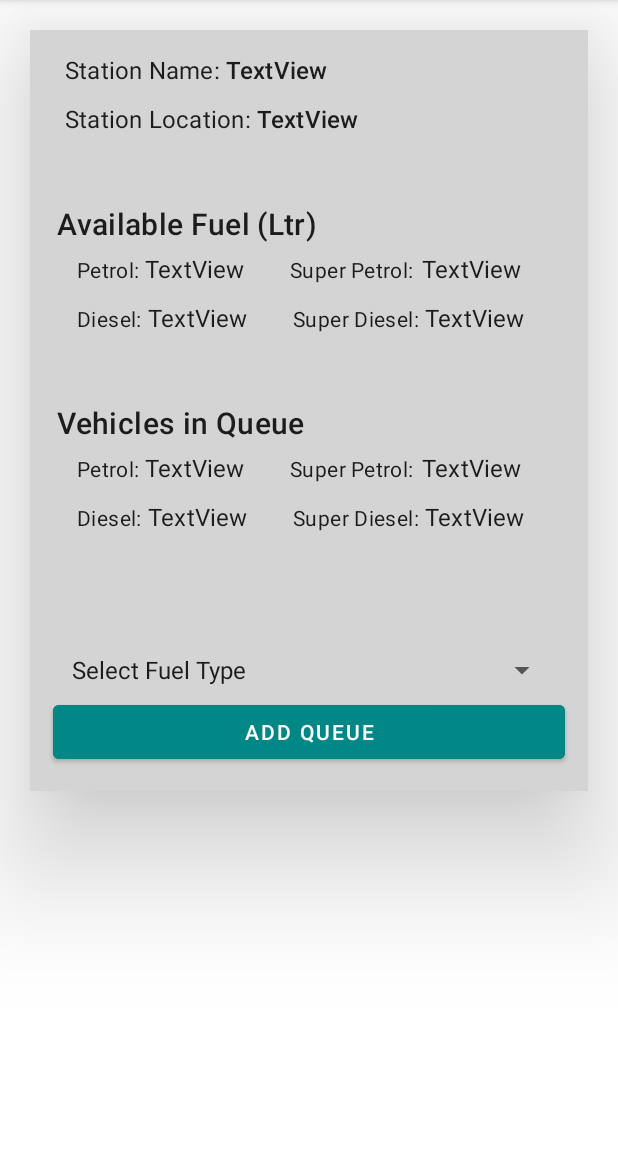
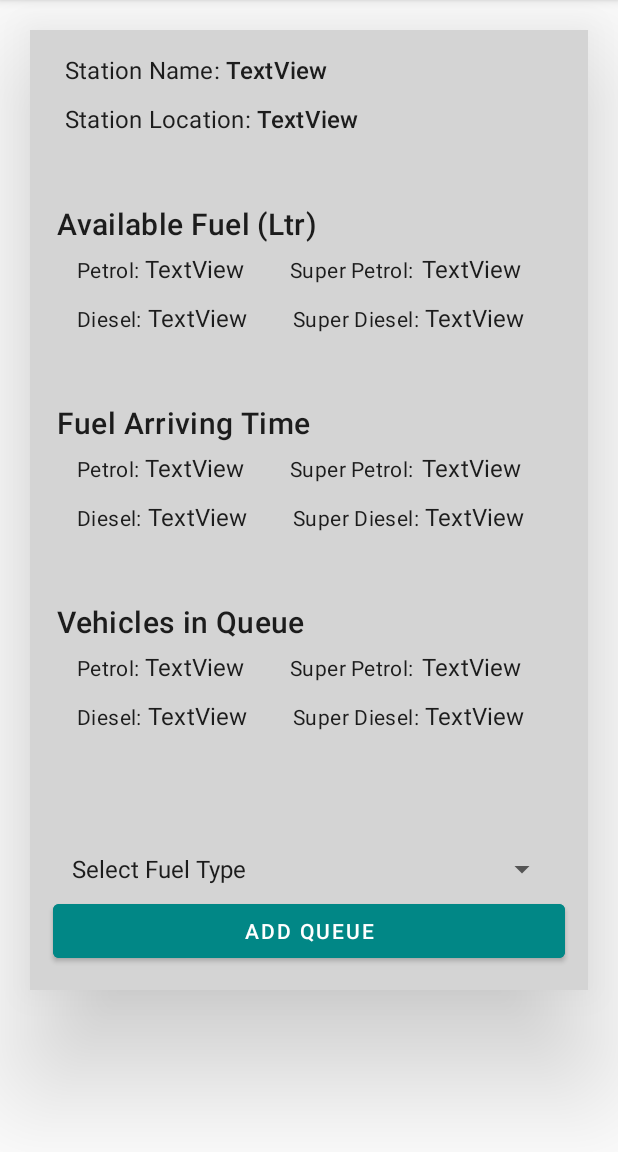
Before and after one commit to DevEngineers/EAD-EcoGas-Mobile, an Android app: the DetailStation screen opened directly, with no data from a screen before it, on a phone screen of 412 x 824 dp, the part 84-1236 px from its top. Run offline under Robolectric (Android 15) with nearby library versions, the phone set to English and light mode, and no system bars; 1 statement that could not run was skipped.

Commit message:
added fuel arriving time in Station details user view page

```diff
--- a/app/src/main/java/com/example/ecogas/DetailStation.java
+++ b/app/src/main/java/com/example/ecogas/DetailStation.java
@@ -44,6 +44,7 @@ public class DetailStation extends AppCompatActivity {
     String fuelName;
     String stationID;
     TextView StName,StLocation,StPetrol92A,StPetrol95A,StDieselA,StSDieselA,StPetrol92Q,StPetrol95Q,StDieselQ,StSDieselQ;
+    TextView StPetrol92Arriving,StPetrol95Arriving,StDieselArriving,StSDieselArriving;
 
     @Override
     protected void onCreate(Bundle savedInstanceState)
@@ -62,6 +63,10 @@ public class DetailStation extends AppCompatActivity {
         StPetrol95Q = (TextView) findViewById(R.id.stPetrol95TextQ);
         StDieselQ = (TextView) findViewById(R.id.stDieselTextQ);
         StSDieselQ = (TextView) findViewById(R.id.stSDieselTextQ);
+        StPetrol92Arriving = (TextView) findViewById(R.id.stPetrol92TextArriving);
+        StPetrol95Arriving = (TextView) findViewById(R.id.stPetrol95TextArriving);
+        StDieselArriving = (TextView) findViewById(R.id.stDieselTextArriving);
+        StSDieselArriving = (TextView) findViewById(R.id.stSDieselTextArriving);
 
         Bundle bundle = getIntent().getExtras();
         stID = bundle.getString("id");
@@ -98,14 +103,29 @@ public class DetailStation extends AppCompatActivity {
                     stationID = station.getId();
                     StName.setText(station.getStationName());
                     StLocation.setText(station.getLocation());
-                    StPetrol92A.setText(station.getFuel().get(0).getCapacity());
-                    StPetrol95A.setText(station.getFuel().get(1).getCapacity());
-                    StDieselA.setText(station.getFuel().get(2).getCapacity());
-                    StSDieselA.setText(station.getFuel().get(3).getCapacity());
                     StPetrol92Q.setText(String.valueOf(station.getPetrolQueue()));
                     StPetrol95Q.setText(String.valueOf(station.getSuperPetrolQueue()));
                     StDieselQ.setText(String.valueOf(station.getDieselQueue()));
                     StSDieselQ.setText(String.valueOf(station.getSuperDieselQueue()));
+
+                    for (Fuel feul:station.getFuel()){
+                        if(feul.getFuelName().equals("Petrol")){
+                            StPetrol92A.setText(feul.getCapacity());
+                            StPetrol92Arriving.setText(feul.getArrivalTime());
+                        } else if(feul.getFuelName().equals("SuperPetrol")){
+                            StPetrol95A.setText(feul.getCapacity());
+                            StPetrol95Arriving.setText(feul.getArrivalTime());
+                        }
+                        else if(feul.getFuelName().equals("Diesel")){
+                            StDieselA.setText(feul.getCapacity());
+                            StDieselArriving.setText(feul.getArrivalTime());
+                        }
+                        else if(feul.getFuelName().equals("SuperDiesel")){
+                            StSDieselA.setText(feul.getCapacity());
+                            StSDieselArriving.setText(feul.getArrivalTime());
+                        }
+                    }
+
                 }
             }
             @Override
--- a/app/src/main/res/layout/station_detail_layout.xml
+++ b/app/src/main/res/layout/station_detail_layout.xml
@@ -155,6 +155,98 @@
     </LinearLayout>
 
     <LinearLayout
+        android:id="@+id/stFuelArrivingLayout"
+        android:layout_width="match_parent"
+        android:layout_height="wrap_content"
+        android:layout_margin="10dp"
+        android:orientation="vertical">
+        <TextView
+            android:id="@+id/textViewArrivingFuel"
+            android:layout_width="wrap_content"
+            android:layout_height="wrap_content"
+            android:layout_marginStart="8dp"
+            android:layout_marginTop="20dp"
+            android:text="@string/fuel_arriving_time"
+            style="@style/TextAppearance.MaterialComponents.Headline6" />
+        <LinearLayout
+            android:layout_width="match_parent"
+            android:layout_height="wrap_content"
+            android:layout_margin="5dp"
+            android:orientation="horizontal">
+            <TextView
+                android:id="@+id/stPetrol92Arriving"
+                android:layout_width="wrap_content"
+                android:layout_height="wrap_content"
+                android:layout_marginStart="16dp"
+                android:text="@string/petrol_92"
+                style="@style/TextAppearance.MaterialComponents.Body2"
+                android:textAlignment="textStart" />
+            <TextView
+                android:id="@+id/stPetrol92TextArriving"
+                android:layout_width="wrap_content"
+                android:layout_height="wrap_content"
+                android:layout_marginStart="4dp"
+                android:text="@string/textview"
+                android:textSize="16sp"
+                style="@style/TextAppearance.MaterialComponents.Subtitle1"/>
+            <TextView
+                android:id="@+id/stPetrol95Arriving"
+                android:layout_width="wrap_content"
+                android:layout_height="wrap_content"
+                android:layout_marginStart="30dp"
+                android:text="@string/petrol_95"
+                style="@style/TextAppearance.MaterialComponents.Body2"
+                android:textAlignment="textStart" />
+            <TextView
+                android:id="@+id/stPetrol95TextArriving"
+                android:layout_width="wrap_content"
+                android:layout_height="wrap_content"
+                android:layout_marginStart="5dp"
+                android:text="@string/textview"
+                android:textSize="16sp"
+                style="@style/TextAppearance.MaterialComponents.Subtitle1"/>
+        </LinearLayout>
+        <LinearLayout
+            android:layout_width="match_parent"
+            android:layout_height="wrap_content"
+            android:layout_margin="5dp"
+            android:orientation="horizontal">
+            <TextView
+                android:id="@+id/stDieselArriving"
+                android:layout_width="wrap_content"
+                android:layout_height="wrap_content"
+                android:layout_marginStart="16dp"
+                android:text="@string/diesel"
+                style="@style/TextAppearance.MaterialComponents.Body2"
+                android:textAlignment="textStart" />
+            <TextView
+                android:id="@+id/stDieselTextArriving"
+                android:layout_width="wrap_content"
+                android:layout_height="wrap_content"
+                android:layout_marginStart="4dp"
+                android:text="@string/textview"
+                android:textSize="16sp"
+                style="@style/TextAppearance.MaterialComponents.Subtitle1"/>
+            <TextView
+                android:id="@+id/stSDieselArriving"
+                android:layout_width="wrap_content"
+                android:layout_height="wrap_content"
+                android:layout_marginStart="30dp"
+                android:text="@string/superDiesel"
+                style="@style/TextAppearance.MaterialComponents.Body2"
+                android:textAlignment="textStart" />
+            <TextView
+                android:id="@+id/stSDieselTextArriving"
+                android:layout_width="wrap_content"
+                android:layout_height="wrap_content"
+                android:layout_marginStart="4dp"
+                android:text="@string/textview"
+                android:textSize="16sp"
+                style="@style/TextAppearance.MaterialComponents.Subtitle1"/>
+        </LinearLayout>
+    </LinearLayout>
+
+    <LinearLayout
         android:id="@+id/stVehicleQueueLayout"
         android:layout_width="match_parent"
         android:layout_height="wrap_content"
```
